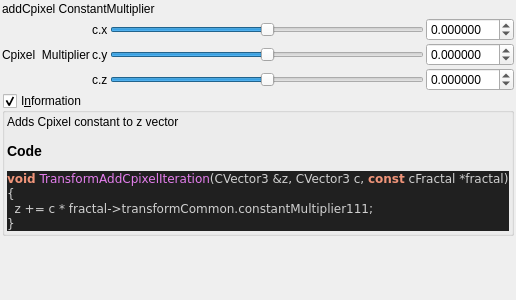
This is mandelbulber2/qt_data/fractal_transf_add_Cpixel.ui in buddhi1980/mandelbulber2 as Qt 5 draws it before an edit. The edited form follows.
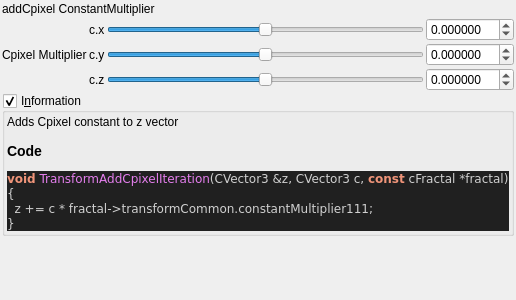
This is the edited form. Custom widgets are drawn as their Qt base class.

Patch:
```diff
--- a/mandelbulber2/qt_data/fractal_transf_add_Cpixel.ui
+++ b/mandelbulber2/qt_data/fractal_transf_add_Cpixel.ui
@@ -227,7 +227,7 @@
      <item row="0" column="0" rowspan="3">
       <widget class="QLabel" name="label_108">
        <property name="text">
-        <string>Cpixel  Multiplier</string>
+        <string>Cpixel Multiplier</string>
        </property>
       </widget>
      </item>
```
